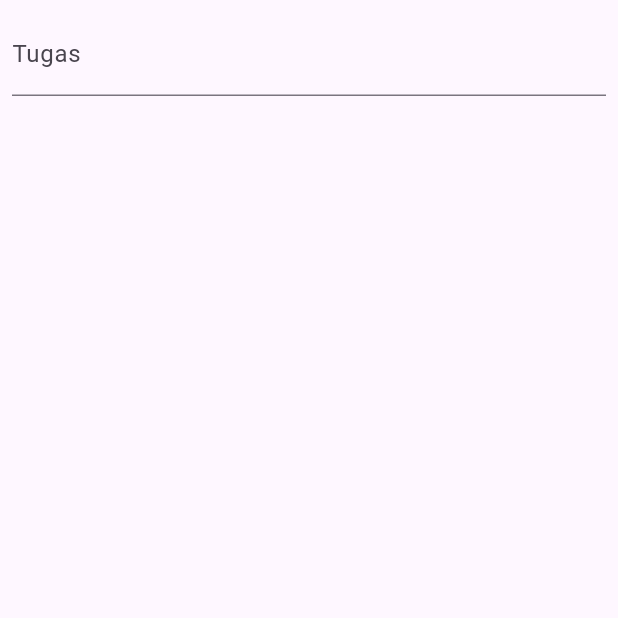
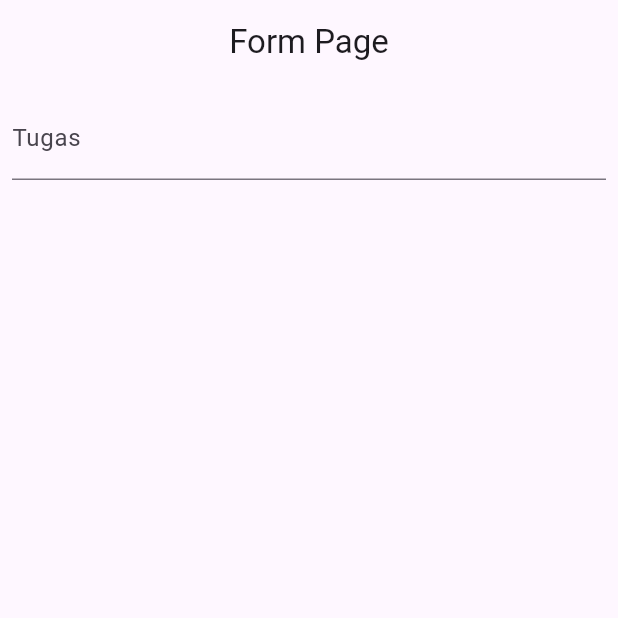
Before and after one commit to namira121/TodoApp_0081, a Flutter app: the screen it shows after launch, on a phone screen of 412 x 824 dp, the top half of it. Run offline on Flutter 3.47's test engine with Material 3 defaults, Android fonts, the phone set to English and light mode, and no system bars.

Commit message:
menambahkan appbar dan judul halaman

```diff
--- a/lib/todo.dart
+++ b/lib/todo.dart
@@ -11,6 +11,8 @@ class _TodoPageState extends State<TodoPage> {
   @override
   Widget build(BuildContext context) {
     return Scaffold(
+      appBar: AppBar(title: Text('Form Page'), centerTitle: true
+      ),
       body: SafeArea(
         child: Padding(
           padding: const EdgeInsets.all(8.0),
@@ -31,6 +33,7 @@ class _TodoPageState extends State<TodoPage> {
                           }
                           return null;
                         },
+                        autovalidateMode: AutovalidateMode.onUserInteraction,
                       )
                     )
                   ],
```
